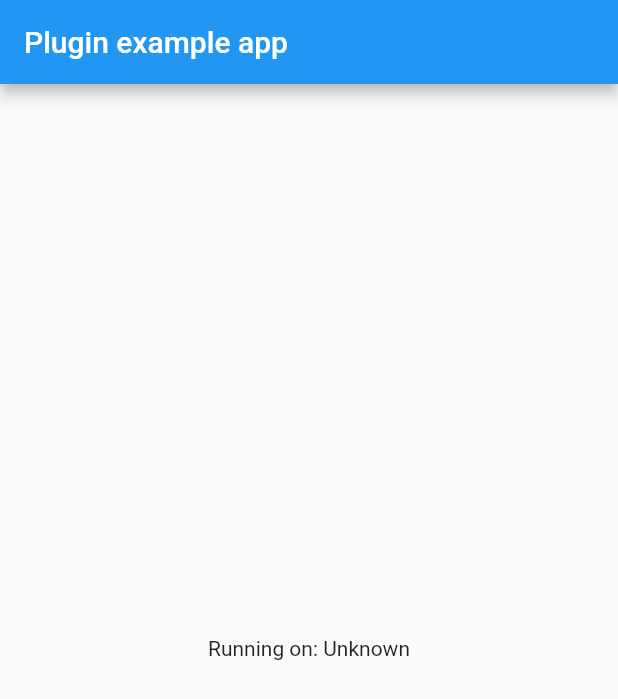
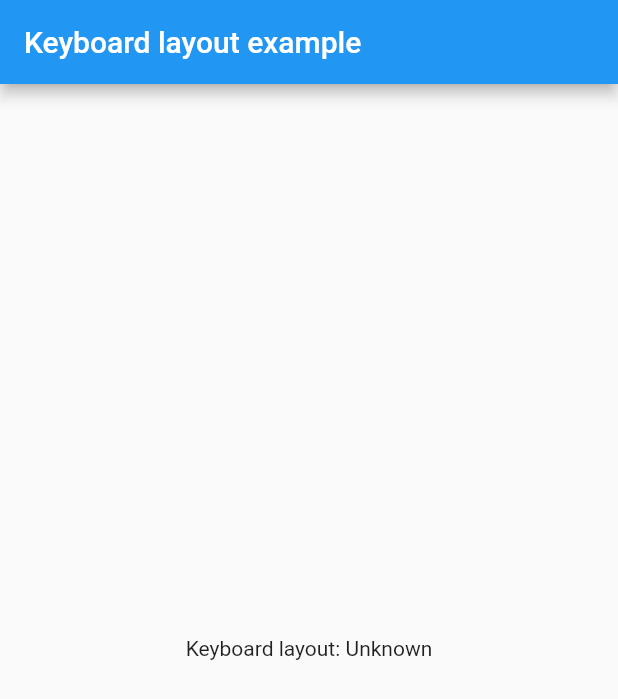
Before and after one commit to jpnurmi/keyboard_info, a Flutter app: the screen it shows after launch, on a phone screen of 412 x 824 dp. Shown: the top 699 px of the screen. Run offline on Flutter 3.47's test engine with Material 2 defaults, Android fonts, the light colour scheme and no system bars.

Commit message:
Update lib, test, and example

```diff
--- a/example/lib/main.dart
+++ b/example/lib/main.dart
@@ -14,7 +14,7 @@ class MyApp extends StatefulWidget {
 }
 
 class _MyAppState extends State<MyApp> {
-  String _platformVersion = 'Unknown';
+  String _keyboardLayout = 'Unknown';
 
   @override
   void initState() {
@@ -24,12 +24,12 @@ class _MyAppState extends State<MyApp> {
 
   // Platform messages are asynchronous, so we initialize in an async method.
   Future<void> initPlatformState() async {
-    String platformVersion;
+    String keyboardLayout;
     // Platform messages may fail, so we use a try/catch PlatformException.
     try {
-      platformVersion = await KeyboardLayout.platformVersion;
+      keyboardLayout = await getKeyboardLayout();
     } on PlatformException {
-      platformVersion = 'Failed to get platform version.';
+      keyboardLayout = 'Failed to get keyboard layout.';
     }
 
     // If the widget was removed from the tree while the asynchronous platform
@@ -38,7 +38,7 @@ class _MyAppState extends State<MyApp> {
     if (!mounted) return;
 
     setState(() {
-      _platformVersion = platformVersion;
+      _keyboardLayout = keyboardLayout;
     });
   }
 
@@ -47,10 +47,10 @@ class _MyAppState extends State<MyApp> {
     return MaterialApp(
       home: Scaffold(
         appBar: AppBar(
-          title: const Text('Plugin example app'),
+          title: const Text('Keyboard layout example'),
         ),
         body: Center(
-          child: Text('Running on: $_platformVersion\n'),
+          child: Text('Keyboard layout: $_keyboardLayout\n'),
         ),
       ),
     );
--- a/lib/keyboard_layout.dart
+++ b/lib/keyboard_layout.dart
@@ -1,14 +1,9 @@
-
 import 'dart:async';
 
 import 'package:flutter/services.dart';
 
-class KeyboardLayout {
-  static const MethodChannel _channel =
-      const MethodChannel('keyboard_layout');
+const MethodChannel _channel = const MethodChannel('keyboard_layout');
 
-  static Future<String> get platformVersion async {
-    final String version = await _channel.invokeMethod('getPlatformVersion');
-    return version;
-  }
+Future<String> getKeyboardLayout() {
+  return _channel.invokeMethod('getKeyboardLayout');
 }
```
Also changed, not shown: lib/keyboard_layout_web.dart (+7 -11 lines), 1 other file.
